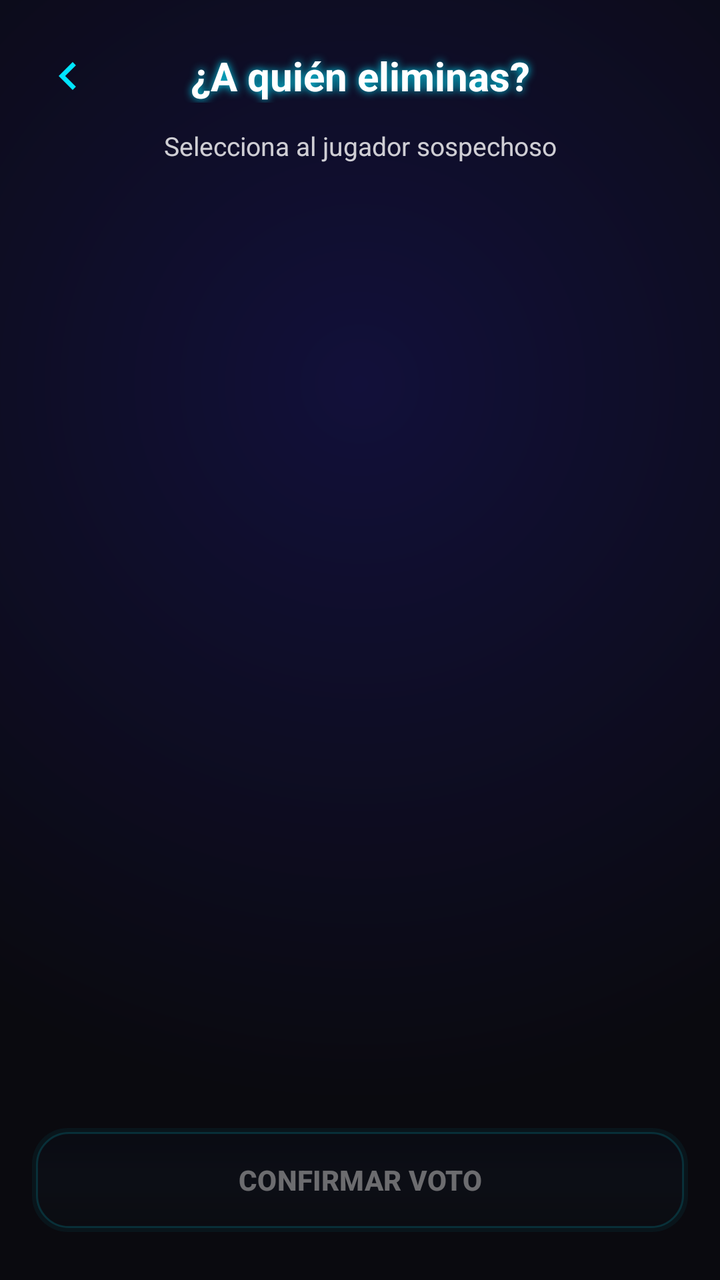
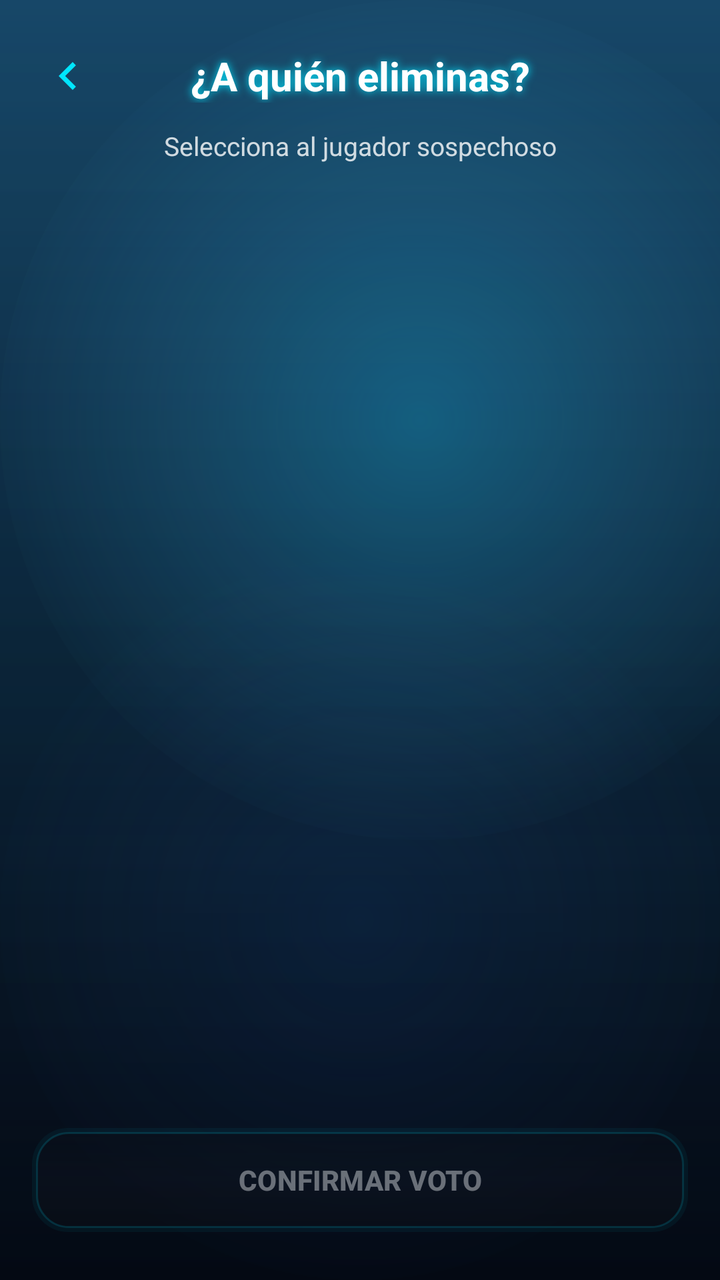

Screens rendered from an Android XML layout before and after an edit, with the pre-edit source and the edit as a unified diff.
<!-- AndroidManifest.xml: application theme Theme.ImpostorGame -->
<!-- res/layout/activity_vote_final.xml -->
<?xml version="1.0" encoding="utf-8"?>
<androidx.constraintlayout.widget.ConstraintLayout
    xmlns:android="http://schemas.android.com/apk/res/android"
    xmlns:app="http://schemas.android.com/apk/res-auto"
    android:layout_width="match_parent"
    android:layout_height="match_parent"
    android:background="#0A0A0F">

    <View
        android:layout_width="0dp"
        android:layout_height="0dp"
        android:background="@drawable/bg_datos_curiosos"
        app:layout_constraintTop_toTopOf="parent"
        app:layout_constraintBottom_toBottomOf="parent"
        app:layout_constraintStart_toStartOf="parent"
        app:layout_constraintEnd_toEndOf="parent" />

    
    <LinearLayout
        android:id="@+id/headerVote"
        android:layout_width="0dp"
        android:layout_height="wrap_content"
        android:orientation="horizontal"
        android:gravity="center_vertical"
        android:paddingStart="16dp"
        android:paddingEnd="16dp"
        android:paddingTop="20dp"
        android:paddingBottom="8dp"
        app:layout_constraintTop_toTopOf="parent"
        app:layout_constraintStart_toStartOf="parent"
        app:layout_constraintEnd_toEndOf="parent">

        <ImageView
            android:id="@+id/btnBackVote"
            android:layout_width="36dp"
            android:layout_height="36dp"
            android:src="@drawable/ic_arrow_back"
            app:tint="#00E5FF"
            android:padding="4dp"
            android:clickable="true"
            android:focusable="true" />

        <TextView
            android:layout_width="0dp"
            android:layout_height="wrap_content"
            android:layout_weight="1"
            android:gravity="center"
            android:text="@string/vote_title"
            android:textColor="@android:color/white"
            android:textSize="20sp"
            android:textStyle="bold"
            android:shadowColor="#00E5FF"
            android:shadowDx="0"
            android:shadowDy="0"
            android:shadowRadius="10" />

        <View android:layout_width="36dp" android:layout_height="36dp" />
    </LinearLayout>

    <TextView
        android:id="@+id/txtSubtitleVote"
        android:layout_width="0dp"
        android:layout_height="wrap_content"
        android:gravity="center"
        android:text="@string/vote_subtitle"
        android:textColor="#CCFFFFFF"
        android:textSize="13sp"
        android:layout_marginBottom="8dp"
        app:layout_constraintTop_toBottomOf="@id/headerVote"
        app:layout_constraintStart_toStartOf="parent"
        app:layout_constraintEnd_toEndOf="parent"/>

    <androidx.recyclerview.widget.RecyclerView
        android:id="@+id/recyclerVotos"
        android:layout_width="0dp"
        android:layout_height="0dp"
        android:padding="12dp"
        android:overScrollMode="never"
        android:clipToPadding="false"
        app:layout_constraintTop_toBottomOf="@id/txtSubtitleVote"
        app:layout_constraintBottom_toTopOf="@id/btnConfirmarVoto"
        app:layout_constraintStart_toStartOf="parent"
        app:layout_constraintEnd_toEndOf="parent"/>

    <Button
        android:id="@+id/btnConfirmarVoto"
        android:layout_width="0dp"
        android:layout_height="52dp"
        android:layout_marginStart="16dp"
        android:layout_marginEnd="16dp"
        android:layout_marginBottom="24dp"
        android:text="@string/vote_confirmar"
        android:textAllCaps="true"
        android:textColor="@android:color/white"
        android:textStyle="bold"
        android:background="@drawable/btn_final"
        android:backgroundTint="@null"
        app:backgroundTint="@null"
        android:enabled="false"
        android:alpha="0.4"
        app:layout_constraintBottom_toBottomOf="parent"
        app:layout_constraintStart_toStartOf="parent"
        app:layout_constraintEnd_toEndOf="parent"/>

</androidx.constraintlayout.widget.ConstraintLayout>
<!-- resources referenced by this layout -->
<resources>
  <!-- drawable bg_datos_curiosos (drawable) -->
  <?xml version="1.0" encoding="utf-8"?>
  <shape xmlns:android="http://schemas.android.com/apk/res/android">
      <gradient
          android:type="radial"
          android:gradientRadius="100%"
          android:centerX="0.5"
          android:centerY="0.3"
          android:startColor="#12103A"
          android:endColor="#0A0A0F" />
  </shape>
  <!-- drawable ic_arrow_back (drawable) -->
  <vector xmlns:android="http://schemas.android.com/apk/res/android" android:autoMirrored="true" android:height="24dp" android:tint="#000000" android:viewportHeight="960" android:viewportWidth="960" android:width="24dp">
        
      <path android:fillColor="@android:color/white" android:pathData="M560,720L320,480L560,240L616,296L432,480L616,664L560,720Z"/>
      
  </vector>
  <string name="vote_confirmar">CONFIRMAR VOTO</string>
  <string name="vote_subtitle">Selecciona al jugador sospechoso</string>
  <string name="vote_title">¿A quién eliminas?</string>
  <style name="Theme.ImpostorGame" parent="Base.Theme.ImpostorGame">
          <item name="colorPrimary">#00E5FF</item>
          <item name="colorOnPrimary">#FFFFFF</item>
          <item name="android:statusBarColor">@android:color/transparent</item>
          <item name="android:navigationBarColor">@android:color/transparent</item>
          <item name="android:windowBackground">@android:color/black</item>
      </style>
  <style name="Base.Theme.ImpostorGame" parent="Theme.Material3.DayNight.NoActionBar">
          <item name="android:textViewStyle">@style/ImpostorGame.TextView</item>
      </style>
  <style name="ImpostorGame.TextView" parent="android:Widget.TextView">
          <item name="android:hyphenationFrequency">none</item>
          <item name="android:breakStrategy">simple</item>
      </style>
  <!-- unchanged entries left out for length: 1 -->
</resources>

<!-- the commit's change to res/layout/activity_vote_final.xml (unified diff, before → after) -->
@@ -9,7 +9,7 @@
     <View
         android:layout_width="0dp"
         android:layout_height="0dp"
-        android:background="@drawable/bg_datos_curiosos"
+        android:background="@drawable/bg_final_main_bg"
         app:layout_constraintTop_toTopOf="parent"
         app:layout_constraintBottom_toBottomOf="parent"
         app:layout_constraintStart_toStartOf="parent"
<!-- resource entries referenced after the edit -->
@@ -1,16 +1,71 @@
 <!-- resources referenced by this layout -->
 <resources>
-  <!-- drawable bg_datos_curiosos (drawable) -->
+  <!-- drawable bg_final_main_bg (drawable) -->
   <?xml version="1.0" encoding="utf-8"?>
-  <shape xmlns:android="http://schemas.android.com/apk/res/android">
-      <gradient
-          android:type="radial"
-          android:gradientRadius="100%"
-          android:centerX="0.5"
-          android:centerY="0.3"
-          android:startColor="#12103A"
-          android:endColor="#0A0A0F" />
-  </shape>
+  <layer-list xmlns:android="http://schemas.android.com/apk/res/android">
+  
+      
+      <item>
+          <shape>
+              <gradient
+                  android:angle="145"
+                  android:startColor="#1A2D4F"
+                  android:centerColor="#0B172C"
+                  android:endColor="#040914" />
+          </shape>
+      </item>
+  
+      
+      <item>
+          <shape>
+              <gradient
+                  android:angle="270"
+                  android:startColor="#2400E5FF"
+                  android:endColor="#00000000" />
+          </shape>
+      </item>
+  
+      
+      <item android:gravity="top|start">
+          <shape android:shape="oval">
+              <size
+                  android:width="420dp"
+                  android:height="420dp" />
+              <gradient
+                  android:type="radial"
+                  android:gradientRadius="220dp"
+                  android:centerColor="#2439C7FF"
+                  android:startColor="#4D1FCBFF"
+                  android:endColor="#0012253D" />
+          </shape>
+      </item>
+  
+      
+      <item android:gravity="bottom|end">
+          <shape android:shape="oval">
+              <size
+                  android:width="360dp"
+                  android:height="360dp" />
+              <gradient
+                  android:type="radial"
+                  android:gradientRadius="190dp"
+                  android:startColor="#2F1E4C92"
+                  android:endColor="#00081018" />
+          </shape>
+      </item>
+  
+      
+      <item>
+          <shape>
+              <gradient
+                  android:angle="270"
+                  android:startColor="#00000000"
+                  android:centerColor="#08000000"
+                  android:endColor="#2A01040B" />
+          </shape>
+      </item>
+  
+  </layer-list>
   <!-- drawable ic_arrow_back (drawable) -->
   <vector xmlns:android="http://schemas.android.com/apk/res/android" android:autoMirrored="true" android:height="24dp" android:tint="#000000" android:viewportHeight="960" android:viewportWidth="960" android:width="24dp">
         
